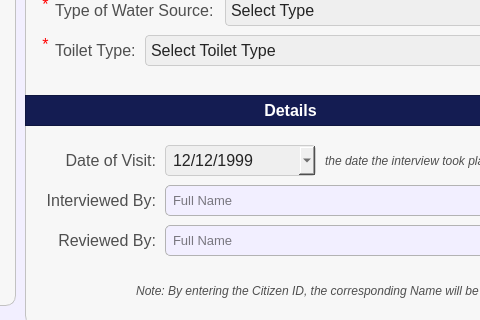
The window that Resources/UIs/PopUp/Screen_CitizenPanel/ScreenHousehold/register_household.ui (Yohhannn/Barangay-Records-Statistics-System) describes before a commit, drawn with Qt 5; both pictures show x 595 to 1075 and y 115 to 435 of the 1171 by 583 pixel window.
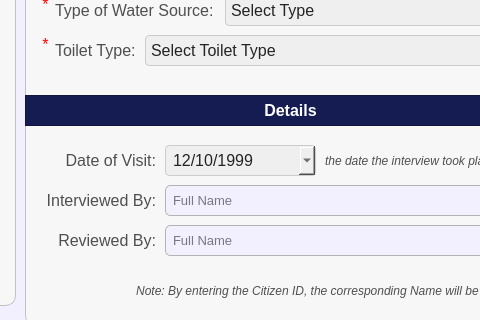
The same window after the commit. Icons and pictures are not drawn.

The edit to the form file:
```diff
--- a/Resources/UIs/PopUp/Screen_CitizenPanel/ScreenHousehold/register_household.ui
+++ b/Resources/UIs/PopUp/Screen_CitizenPanel/ScreenHousehold/register_household.ui
@@ -857,7 +857,7 @@
       <second>0</second>
       <year>1999</year>
       <month>12</month>
-      <day>12</day>
+      <day>10</day>
      </datetime>
     </property>
     <property name="displayFormat">
```
Left out of the diff: 65 changed lines with no effect on the pictures.
